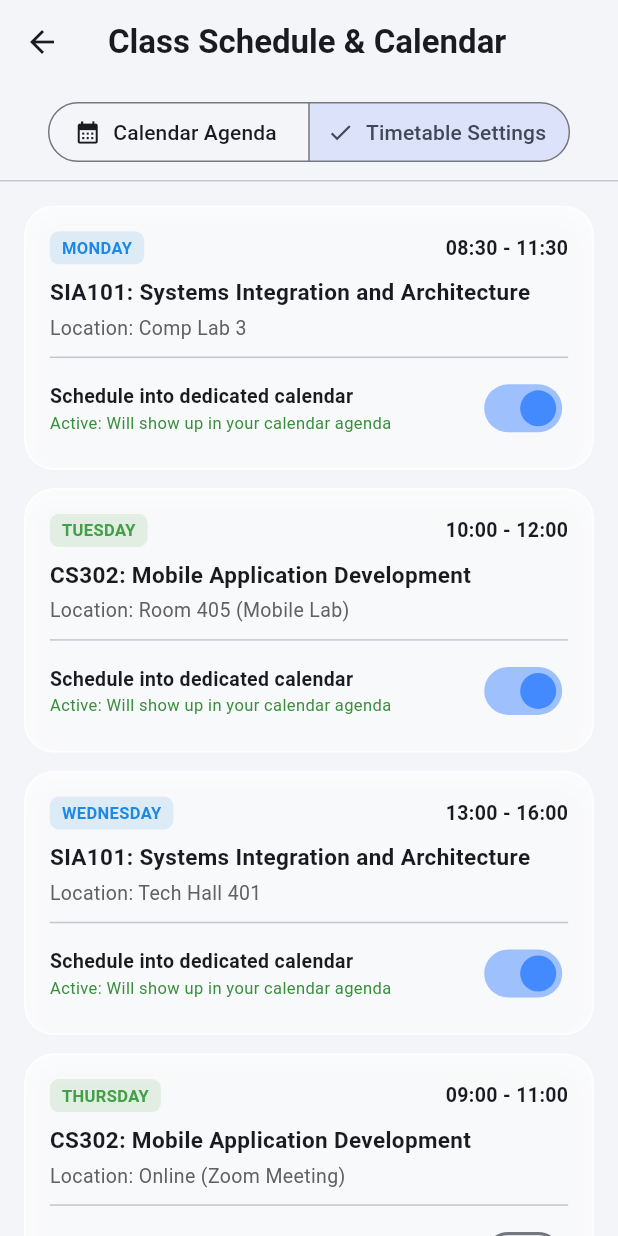
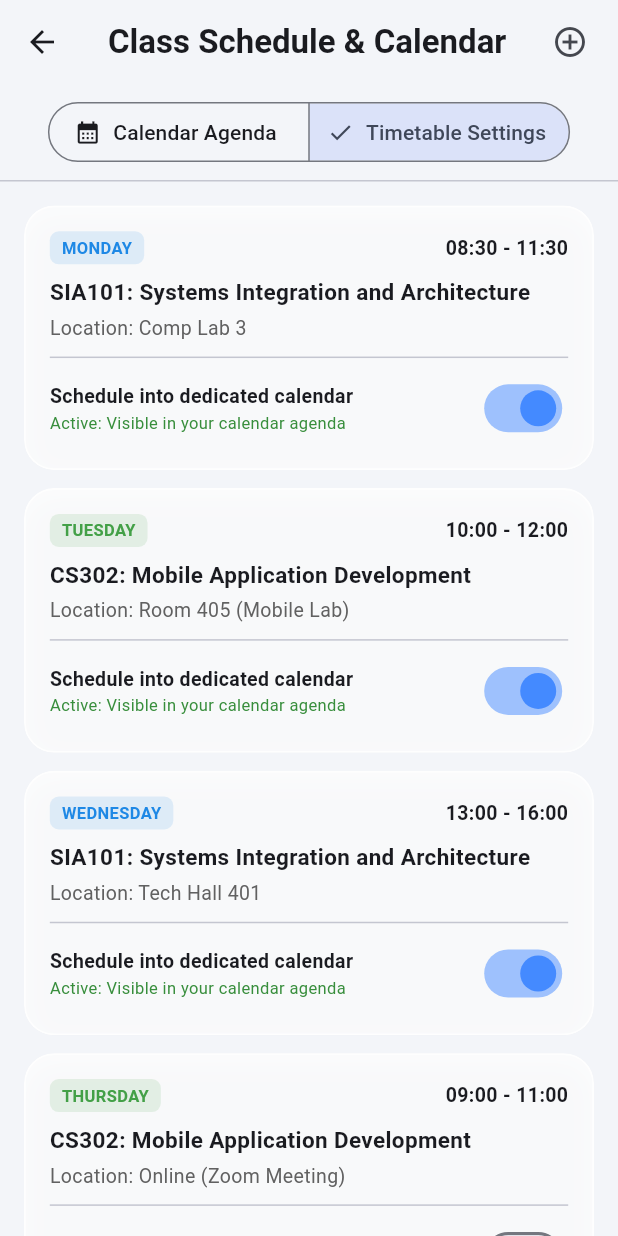
Before and after one commit to benhrnndz/app-storage, a Flutter app: the ScheduleScreen screen opened directly, after a tap on "Timetable Settings", on a phone screen of 412 x 824 dp. Run offline on Flutter 3.47's test engine with Material 3 defaults, Android fonts, the light colour scheme and no system bars; our stand-ins replace cloud_firestore, firebase_auth, firebase_core, google_sign_in; accounts and stored records are empty; generated files the repository leaves out were written again; network calls fail.

Commit message:
feat(ui): wire real-time schedule streams and add/edit/delete actions

```diff
--- a/lib/features/schedule/screens/schedule_screen.dart
+++ b/lib/features/schedule/screens/schedule_screen.dart
@@ -2,21 +2,29 @@
 import 'package:flutter/material.dart';
 import '../../../core/widgets/glass_card.dart';
 import '../../../data/mock_data.dart';
+import '../../../data/repositories/lms_repository.dart';
 import '../../../models/course.dart';
 import '../../../models/schedule.dart';
+import '../widgets/add_schedule_modal.dart';
 
 /// Screen allowing students to manage their weekly class timetable
 /// and view their dedicated calendar agenda based on their sync preferences.
 class ScheduleScreen extends StatefulWidget {
-  const ScheduleScreen({super.key});
+  final LmsRepository? repository;
+  final String? userId;
+
+  const ScheduleScreen({
+    super.key,
+    this.repository,
+    this.userId,
+  });
 
   @override
   State<ScheduleScreen> createState() => _ScheduleScreenState();
 }
 
 class _ScheduleScreenState extends State<ScheduleScreen> {
-  // Local mutable copy of schedule slots so the user can toggle calendar sync
-  late List<ScheduleSlot> _slots;
+  String get _userId => widget.userId ?? 'local_user';
 
   // 0 = Calendar Agenda View, 1 = Timetable Setup View
   int _viewMode = 0;
@@ -24,15 +32,8 @@ class _ScheduleScreenState extends State<ScheduleScreen> {
   // Selected date for the calendar agenda (defaults to today)
   DateTime _selectedDate = DateTime.now();
 
-  @override
-  void initState() {
-    super.initState();
-    _slots = List.from(mockSchedules);
-  }
-
-  /// Finds the Course object associated with a ScheduleSlot via its courseId foreign key.
-  Course _getCourseForSlot(ScheduleSlot slot) {
-    return mockCourses.firstWhere(
+  Course _getCourseForSlot(List<Course> courses, ScheduleSlot slot) {
+    return courses.firstWhere(
       (c) => c.id == slot.courseId,
       orElse: () => const Course(
         id: 'unknown',
@@ -44,43 +45,152 @@ class _ScheduleScreenState extends State<ScheduleScreen> {
     );
   }
 
-  /// Toggles the student's preference: should this class schedule into the dedicated calendar?
-  void _toggleCalendarSync(int index) {
-    setState(() {
-      final current = _slots[index];
-      _slots[index] = ScheduleSlot(
-        id: current.id,
-        courseId: current.courseId,
-        dayOfWeek: current.dayOfWeek,
-        startTime: current.startTime,
-        endTime: current.endTime,
-        roomOrLink: current.roomOrLink,
-        isCalendarSyncEnabled: !current.isCalendarSyncEnabled,
+  void _openAddScheduleModal(List<Course> courses, [ScheduleSlot? slotToEdit]) {
+    final activeCourses = courses.where((c) => !c.isArchived).toList();
+    if (activeCourses.isEmpty) {
+      ScaffoldMessenger.of(context).showSnackBar(
+        const SnackBar(content: Text('Please create at least one active course before adding class sessions.')),
       );
-    });
+      return;
+    }
 
-    final updated = _slots[index];
-    final course = _getCourseForSlot(updated);
+    showModalBottomSheet(
+      context: context,
+      backgroundColor: Colors.transparent,
+      isScrollControlled: true,
+      builder: (context) {
+        return AddScheduleModal(
+          availableCourses: activeCourses,
+          slotToEdit: slotToEdit,
+          onSave: (slot) async {
+            if (widget.repository != null) {
+              await widget.repository!.saveScheduleSlot(_userId, slot);
+            }
+            if (mounted) {
+              ScaffoldMessenger.of(context).showSnackBar(
+                SnackBar(
+                  backgroundColor: Colors.green.shade700,
+                  content: Text(slotToEdit != null ? '✓ Schedule updated' : '✓ Added class session'),
+                ),
+              );
+            }
+          },
+        );
+      },
+    );
+  }
+
+  void _showSlotOptions(ScheduleSlot slot, List<Course> courses) {
+    showModalBottomSheet(
+      context: context,
+      backgroundColor: Colors.transparent,
+      builder: (context) {
+        return SafeArea(
+          child: Padding(
+            padding: const EdgeInsets.symmetric(horizontal: 16, vertical: 16),
+            child: GlassContainer(
+              borderRadius: 24,
+              blur: 20,
+              padding: const EdgeInsets.symmetric(vertical: 12),
+              child: Column(
+                mainAxisSize: MainAxisSize.min,
+                children: [
+                  ListTile(
+                    leading: const Icon(Icons.edit_outlined, color: Colors.blueAccent),
+                    title: const Text('Edit Class Slot', style: TextStyle(fontWeight: FontWeight.w600)),
+                    onTap: () {
+                      Navigator.pop(context);
+                      _openAddScheduleModal(courses, slot);
+                    },
+                  ),
+                  ListTile(
+                    leading: const Icon(Icons.delete_outline, color: Colors.redAccent),
+                    title: const Text('Delete Class Slot', style: TextStyle(color: Colors.redAccent, fontWeight: FontWeight.w600)),
+                    onTap: () async {
+                      Navigator.pop(context);
+                      if (widget.repository != null) {
+                        await widget.repository!.deleteScheduleSlot(_userId, slot.id);
+                      }
+                      if (mounted) {
+                        ScaffoldMessenger.of(context).showSnackBar(
+                          const SnackBar(content: Text('✓ Removed class slot')),
+                        );
+                      }
+                    },
+                  ),
+                ],
+              ),
+            ),
+          ),
+        );
+      },
+    );
+  }
+
+  void _toggleCalendarSync(ScheduleSlot slot, List<Course> courses) async {
+    final updated = ScheduleSlot(
+      id: slot.id,
+      courseId: slot.courseId,
+      dayOfWeek: slot.dayOfWeek,
+      startTime: slot.startTime,
+      endTime: slot.endTime,
+      roomOrLink: slot.roomOrLink,
+      isCalendarSyncEnabled: !slot.isCalendarSyncEnabled,
+    );
+
+    if (widget.repository != null) {
+      await widget.repository!.saveScheduleSlot(_userId, updated);
+    }
+
+    final course = _getCourseForSlot(courses, updated);
+    if (mounted) {
       ScaffoldMessenger.of(context).showSnackBar(
         SnackBar(
           duration: const Duration(seconds: 2),
           content: Text(
             updated.isCalendarSyncEnabled
-              ? '✓ Added ${course.code} to your dedicated calendar'
-              : '✕ Removed ${course.code} from your dedicated calendar',
+                ? '✓ Added ${course.code} to dedicated calendar'
+                : '✕ Removed ${course.code} from dedicated calendar',
           ),
         ),
       );
     }
+  }
 
   @override
   Widget build(BuildContext context) {
+    final coursesStream = widget.repository != null
+        ? widget.repository!.watchCourses(_userId)
+        : Stream.value(mockCourses);
+
+    final schedulesStream = widget.repository != null
+        ? widget.repository!.watchSchedules(_userId)
+        : Stream.value(mockSchedules);
+
+    return StreamBuilder<List<Course>>(
+      stream: coursesStream,
+      builder: (context, courseSnapshot) {
+        final courses = courseSnapshot.data ?? mockCourses;
+
+        return StreamBuilder<List<ScheduleSlot>>(
+          stream: schedulesStream,
+          builder: (context, scheduleSnapshot) {
+            final slots = scheduleSnapshot.data ?? mockSchedules;
+
             return Scaffold(
               appBar: AppBar(
                 title: const Text(
                   'Class Schedule & Calendar',
                   style: TextStyle(fontWeight: FontWeight.bold),
                 ),
+                actions: [
+                  IconButton(
+                    icon: const Icon(Icons.add_circle_outline, size: 24),
+                    tooltip: 'Add Class Session',
+                    onPressed: () => _openAddScheduleModal(courses),
+                  ),
+                  const SizedBox(width: 8),
+                ],
               ),
               body: Column(
                 children: [
@@ -112,23 +222,26 @@ class _ScheduleScreenState extends State<ScheduleScreen> {
                   // Main View Content
                   Expanded(
                     child: _viewMode == 0
-                ? _buildCalendarAgendaView()
-                : _buildTimetableSetupView(),
+                        ? _buildCalendarAgendaView(slots, courses)
+                        : _buildTimetableSetupView(slots, courses),
                   ),
                 ],
               ),
+            );
+          },
+        );
+      },
     );
   }
 
   // ==========================================
   // VIEW 1: DEDICATED CALENDAR AGENDA
   // ==========================================
-  Widget _buildCalendarAgendaView() {
-    // Dart's DateTime.weekday: 1 = Monday, 7 = Sunday
+  Widget _buildCalendarAgendaView(List<ScheduleSlot> slots, List<Course> courses) {
     final selectedDayOfWeek = _selectedDate.weekday;
 
-    // Filter slots for the selected day, but ONLY those where the user ENABLED calendar sync!
-    final activeAgendaSlots = _slots.where((slot) {
+    // Filter slots for the selected day, ONLY those where the student ENABLED calendar sync!
+    final activeAgendaSlots = slots.where((slot) {
       return slot.dayOfWeek == selectedDayOfWeek && slot.isCalendarSyncEnabled;
     }).toList();
 
@@ -145,7 +258,7 @@ class _ScheduleScreenState extends State<ScheduleScreen> {
           padding: const EdgeInsets.all(12),
           decoration: BoxDecoration(
             color: Colors.blue.shade50,
-            borderRadius: BorderRadius.circular(10),
+            borderRadius: BorderRadius.circular(12),
             border: Border.all(color: Colors.blue.shade100),
           ),
           child: Row(
@@ -175,11 +288,7 @@ class _ScheduleScreenState extends State<ScheduleScreen> {
                       const SizedBox(height: 12),
                       Text(
                         'No scheduled classes for this day.',
-                        style: TextStyle(
-                          fontSize: 16,
-                          fontWeight: FontWeight.w600,
-                          color: Colors.grey.shade700,
-                        ),
+                        style: TextStyle(fontSize: 16, fontWeight: FontWeight.w600, color: Colors.grey.shade700),
                       ),
                       const SizedBox(height: 6),
                       Text(
@@ -195,10 +304,12 @@ class _ScheduleScreenState extends State<ScheduleScreen> {
                   itemCount: activeAgendaSlots.length,
                   itemBuilder: (context, index) {
                     final slot = activeAgendaSlots[index];
-                    final course = _getCourseForSlot(slot);
+                    final course = _getCourseForSlot(courses, slot);
                     final courseColor = Color(course.colorValue);
 
-                    return GlassContainer(
+                    return GestureDetector(
+                      onLongPress: () => _showSlotOptions(slot, courses),
+                      child: GlassContainer(
                         borderRadius: 20,
                         blur: 14,
                         margin: const EdgeInsets.only(bottom: 12),
@@ -206,57 +317,26 @@ class _ScheduleScreenState extends State<ScheduleScreen> {
                         child: Row(
                           crossAxisAlignment: CrossAxisAlignment.start,
                           children: [
-                          // Time Column
                             Column(
                               crossAxisAlignment: CrossAxisAlignment.start,
                               children: [
-                              Text(
-                                slot.startTime,
-                                style: const TextStyle(
-                                  fontWeight: FontWeight.bold,
-                                  fontSize: 16,
-                                ),
-                              ),
-                              Text(
-                                slot.endTime,
-                                style: TextStyle(
-                                  fontSize: 12,
-                                  color: Colors.grey.shade600,
-                                ),
-                              ),
+                                Text(slot.startTime, style: const TextStyle(fontWeight: FontWeight.bold, fontSize: 16)),
+                                Text(slot.endTime, style: TextStyle(fontSize: 12, color: Colors.grey.shade600)),
                               ],
                             ),
                             const SizedBox(width: 16),
-                          // Vertical Divider line in card
                             Container(
                               width: 3,
                               height: 48,
-                            decoration: BoxDecoration(
-                              color: courseColor,
-                              borderRadius: BorderRadius.circular(2),
-                            ),
+                              decoration: BoxDecoration(color: courseColor, borderRadius: BorderRadius.circular(2)),
                             ),
                             const SizedBox(width: 16),
-                          // Course details
                             Expanded(
                               child: Column(
                                 crossAxisAlignment: CrossAxisAlignment.start,
                                 children: [
-                                Text(
-                                  course.code,
-                                  style: TextStyle(
-                                    fontWeight: FontWeight.bold,
-                                    color: courseColor,
-                                    fontSize: 14,
-                                  ),
-                                ),
-                                Text(
-                                  course.title,
-                                  style: const TextStyle(
-                                    fontWeight: FontWeight.w600,
-                                    fontSize: 14,
-                                  ),
-                                ),
+                                  Text(course.code, style: TextStyle(fontWeight: FontWeight.bold, color: courseColor, fontSize: 14)),
+                                  Text(course.title, style: const TextStyle(fontWeight: FontWeight.w600, fontSize: 14)),
                                   const SizedBox(height: 6),
                                   Row(
                                     children: [
@@ -269,14 +349,7 @@ class _ScheduleScreenState extends State<ScheduleScreen> {
                                       ),
                                       const SizedBox(width: 4),
                                       Expanded(
-                                      child: Text(
-                                        slot.roomOrLink,
-                                        style: TextStyle(
-                                          fontSize: 12,
-                                          color: Colors.grey.shade700,
-                                        ),
-                                        overflow: TextOverflow.ellipsis,
-                                      ),
+                                        child: Text(slot.roomOrLink, style: TextStyle(fontSize: 12, color: Colors.grey.shade700), overflow: TextOverflow.ellipsis),
                                       ),
                                     ],
                                   ),
@@ -284,6 +357,7 @@ class _ScheduleScreenState extends State<ScheduleScreen> {
                               ),
                             ),
                           ],
+                        ),
                       ),
                     );
                   },
@@ -293,14 +367,10 @@ class _ScheduleScreenState extends State<ScheduleScreen> {
     );
   }
 
-  /// Horizontal scrolling bar for picking any day of the current week.
   Widget _buildWeekDateStrip() {
     final now = DateTime.now();
-    // Find the Monday of current week
     final monday = now.subtract(Duration(days: now.weekday - 1));
-
     final weekDays = List.generate(7, (i) => monday.add(Duration(days: i)));
-
     final dayLabels = ['Mon', 'Tue', 'Wed', 'Thu', 'Fri', 'Sat', 'Sun'];
 
     return GlassContainer(
@@ -315,54 +385,34 @@ class _ScheduleScreenState extends State<ScheduleScreen> {
               date.month == _selectedDate.month &&
               date.day == _selectedDate.day;
 
-          final isToday = date.year == now.year &&
-              date.month == now.month &&
-              date.day == now.day;
+          final isToday = date.year == now.year && date.month == now.month && date.day == now.day;
 
           return InkWell(
             borderRadius: BorderRadius.circular(16),
-            onTap: () {
-              setState(() => _selectedDate = date);
-            },
+            onTap: () => setState(() => _selectedDate = date),
             child: AnimatedContainer(
               duration: const Duration(milliseconds: 200),
               padding: const EdgeInsets.symmetric(horizontal: 10, vertical: 8),
               decoration: BoxDecoration(
-                color: isSelected
-                    ? Theme.of(context).colorScheme.primary
-                    : Colors.transparent,
+                color: isSelected ? Theme.of(context).colorScheme.primary : Colors.transparent,
                 borderRadius: BorderRadius.circular(16),
                 border: isToday && !isSelected
                     ? Border.all(color: Theme.of(context).colorScheme.primary, width: 1.5)
                     : null,
                 boxShadow: isSelected
-                    ? [
-                        BoxShadow(
-                          color: Theme.of(context).colorScheme.primary.withOpacity(0.3),
-                          blurRadius: 8,
-                          offset: const Offset(0, 3),
-                        )
-                      ]
+                    ? [BoxShadow(color: Theme.of(context).colorScheme.primary.withOpacity(0.3), blurRadius: 8, offset: const Offset(0, 3))]
                     : null,
               ),
               child: Column(
                 children: [
                   Text(
                     dayLabels[date.weekday - 1],
-                    style: TextStyle(
-                      fontSize: 11,
-                      fontWeight: FontWeight.w600,
-                      color: isSelected ? Colors.white : Colors.grey.shade600,
-                    ),
+                    style: TextStyle(fontSize: 11, fontWeight: FontWeight.w600, color: isSelected ? Colors.white : Colors.grey.shade600),
                   ),
                   const SizedBox(height: 4),
                   Text(
                     '${date.day}',
-                    style: TextStyle(
-                      fontSize: 15,
-                      fontWeight: FontWeight.bold,
-                      color: isSelected ? Colors.white : Colors.black87,
-                    ),
+                    style: TextStyle(fontSize: 15, fontWeight: FontWeight.bold, color: isSelected ? Colors.white : Colors.black87),
                   ),
                 ],
               ),
@@ -376,16 +426,33 @@ class _ScheduleScreenState extends State<ScheduleScreen> {
   // ==========================================
   // VIEW 2: TIMETABLE SETUP & CALENDAR TOGGLE
   // ==========================================
-  Widget _buildTimetableSetupView() {
+  Widget _buildTimetableSetupView(List<ScheduleSlot> slots, List<Course> courses) {
+    if (slots.isEmpty) {
+      return Center(
+        child: Column(
+          mainAxisAlignment: MainAxisAlignment.center,
+          children: [
+            Icon(Icons.calendar_today, size: 52, color: Colors.grey.shade400),
+            const SizedBox(height: 10),
+            const Text('No class sessions created yet.', style: TextStyle(color: Colors.grey, fontWeight: FontWeight.w600)),
+            const SizedBox(height: 4),
+            const Text('Tap "+" at the top to add recurring class hours.', style: TextStyle(fontSize: 12, color: Colors.grey)),
+          ],
+        ),
+      );
+    }
+
     return ListView.builder(
       padding: const EdgeInsets.only(left: 16, right: 16, top: 16, bottom: 100),
-      itemCount: _slots.length,
+      itemCount: slots.length,
       itemBuilder: (context, index) {
-        final slot = _slots[index];
-        final course = _getCourseForSlot(slot);
+        final slot = slots[index];
+        final course = _getCourseForSlot(courses, slot);
         final courseColor = Color(course.colorValue);
 
-        return GlassContainer(
+        return GestureDetector(
+          onLongPress: () => _showSlotOptions(slot, courses),
+          child: GlassContainer(
             borderRadius: 20,
             blur: 14,
             margin: const EdgeInsets.only(bottom: 12),
@@ -393,47 +460,22 @@ class _ScheduleScreenState extends State<ScheduleScreen> {
             child: Column(
               crossAxisAlignment: CrossAxisAlignment.start,
               children: [
-                // Top row: Day & Time
                 Row(
                   mainAxisAlignment: MainAxisAlignment.spaceBetween,
                   children: [
                     Container(
                       padding: const EdgeInsets.symmetric(horizontal: 8, vertical: 3),
-                      decoration: BoxDecoration(
-                        color: courseColor.withOpacity(0.12),
-                        borderRadius: BorderRadius.circular(6),
+                      decoration: BoxDecoration(color: courseColor.withOpacity(0.12), borderRadius: BorderRadius.circular(6)),
+                      child: Text(slot.dayName.toUpperCase(), style: TextStyle(color: courseColor, fontSize: 11, fontWeight: FontWeight.bold)),
                     ),
-                      child: Text(
-                        slot.dayName.toUpperCase(),
-                        style: TextStyle(
-                          color: courseColor,
-                          fontSize: 11,
-                          fontWeight: FontWeight.bold,
-                        ),
-                      ),
-                    ),
-                    Text(
-                      '${slot.startTime} - ${slot.endTime}',
-                      style: const TextStyle(fontWeight: FontWeight.w600, fontSize: 13),
-                    ),
+                    Text('${slot.startTime} - ${slot.endTime}', style: const TextStyle(fontWeight: FontWeight.w600, fontSize: 13)),
                   ],
                 ),
                 const SizedBox(height: 8),
-
-                // Course details
-                Text(
-                  '${course.code}: ${course.title}',
-                  style: const TextStyle(fontWeight: FontWeight.bold, fontSize: 15),
-                ),
+                Text('${course.code}: ${course.title}', style: const TextStyle(fontWeight: FontWeight.bold, fontSize: 15)),
                 const SizedBox(height: 4),
-                Text(
-                  'Location: ${slot.roomOrLink}',
-                  style: TextStyle(color: Colors.grey.shade700, fontSize: 13),
-                ),
-
+                Text('Location: ${slot.roomOrLink}', style: TextStyle(color: Colors.grey.shade700, fontSize: 13)),
                 const Divider(height: 20),
-
-                // The User-First Toggle: Schedule into calendar?
                 Row(
                   mainAxisAlignment: MainAxisAlignment.spaceBetween,
                   children: [
@@ -441,20 +483,10 @@ class _ScheduleScreenState extends State<ScheduleScreen> {
                       child: Column(
                         crossAxisAlignment: CrossAxisAlignment.start,
                         children: [
-                          const Text(
-                            'Schedule into dedicated calendar',
-                            style: TextStyle(fontWeight: FontWeight.w600, fontSize: 13),
-                          ),
+                          const Text('Schedule into dedicated calendar', style: TextStyle(fontWeight: FontWeight.w600, fontSize: 13)),
                           Text(
-                            slot.isCalendarSyncEnabled
-                                ? 'Active: Will show up in your calendar agenda'
-                                : 'Disabled: Hidden from calendar agenda',
-                            style: TextStyle(
-                              fontSize: 11,
-                              color: slot.isCalendarSyncEnabled
-                                  ? Colors.green.shade700
-                                  : Colors.grey.shade600,
-                            ),
+                            slot.isCalendarSyncEnabled ? 'Active: Visible in your calendar agenda' : 'Disabled: Hidden from calendar agenda',
+                            style: TextStyle(fontSize: 11, color: slot.isCalendarSyncEnabled ? Colors.green.shade700 : Colors.grey.shade600),
                           ),
                         ],
                       ),
@@ -462,11 +494,12 @@ class _ScheduleScreenState extends State<ScheduleScreen> {
                     Switch(
                       value: slot.isCalendarSyncEnabled,
                       activeColor: Colors.blueAccent,
-                      onChanged: (_) => _toggleCalendarSync(index),
+                      onChanged: (_) => _toggleCalendarSync(slot, courses),
                     ),
                   ],
                 ),
               ],
+            ),
           ),
         );
       },
```
Lines whose indentation alone changed are shown as unchanged.
